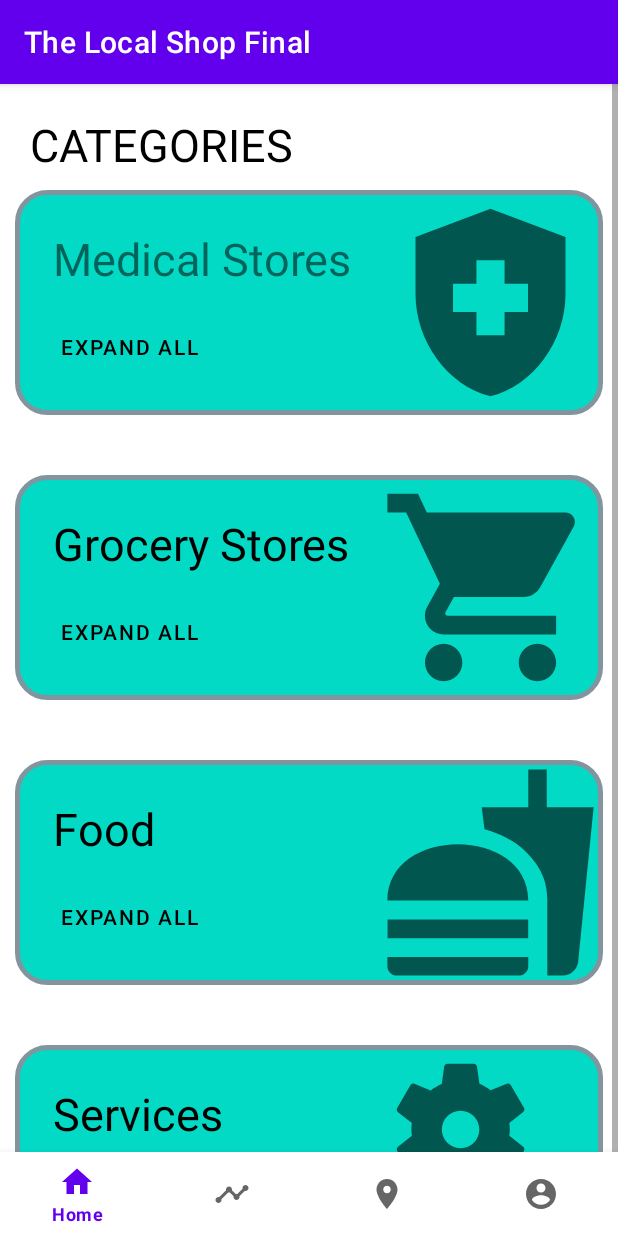
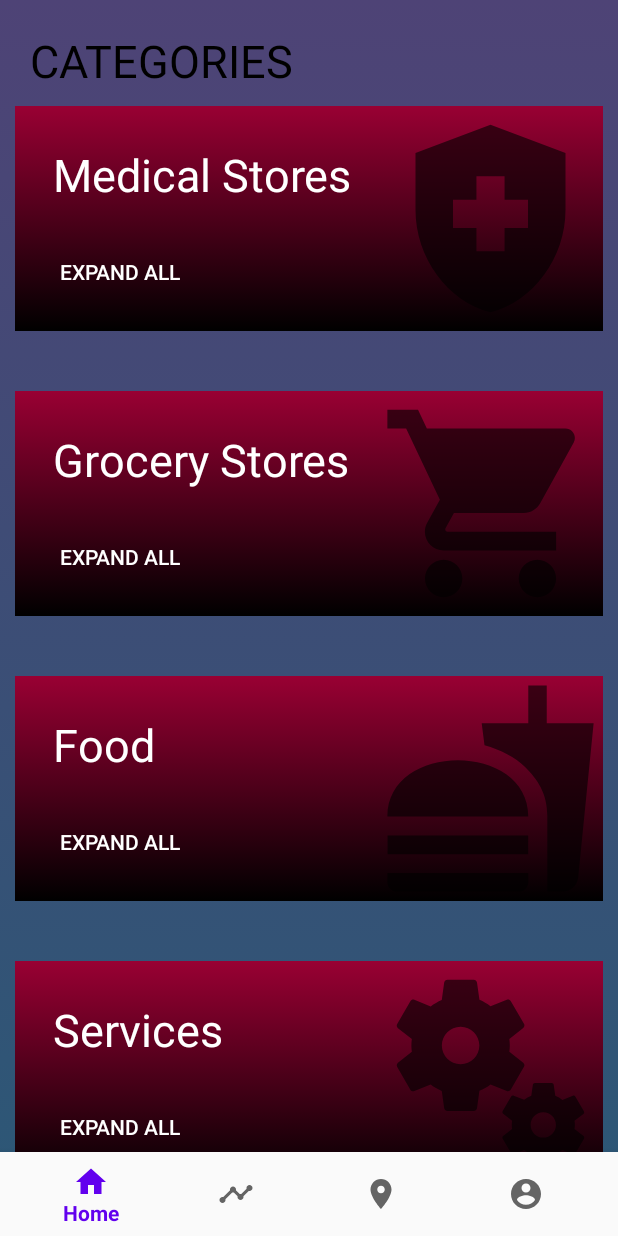
Before and after one commit to chelsi-001011/the-local-shop, an Android app: the MainActivity screen opened directly, with no data from a screen before it, on a phone screen of 412 x 824 dp. Run offline under Robolectric (Android 15) with nearby library versions, the phone set to English and light mode, and no system bars; our stand-ins replace Firebase (no records; nobody signed in at launch, a user with empty details on screens opened directly); Roboto replaces fonts that are not available here.

Commit message:
'gradient'

```diff
--- /dev/null
+++ b/app/src/main/res/drawable/gradientbg2.xml
@@ -0,0 +1,11 @@
+<?xml version="1.0" encoding="utf-8"?>
+<selector xmlns:android="http://schemas.android.com/apk/res/android">
+    <item>
+        <shape>
+            <gradient android:angle="90"
+                android:startColor="#2b5876"
+                android:endColor="#4e4376"
+                android:type="linear"/>
+        </shape>
+    </item>
+</selector>
--- /dev/null
+++ b/app/src/main/res/drawable/gradientbg3.xml
@@ -0,0 +1,11 @@
+<?xml version="1.0" encoding="utf-8"?>
+<selector xmlns:android="http://schemas.android.com/apk/res/android">
+    <item>
+        <shape>
+            <gradient android:angle="90"
+                android:startColor="#000000"
+                android:endColor="#990033"
+                android:type="linear"/>
+        </shape>
+    </item>
+</selector>
--- a/app/src/main/res/layout/activity_edit_details.xml
+++ b/app/src/main/res/layout/activity_edit_details.xml
@@ -2,6 +2,7 @@
 <RelativeLayout xmlns:android="http://schemas.android.com/apk/res/android"
     xmlns:app="http://schemas.android.com/apk/res-auto"
     xmlns:tools="http://schemas.android.com/tools"
+    android:background="@drawable/gradientbg2"
     android:layout_width="match_parent"
     android:layout_height="match_parent"
     tools:context=".EditDetails">
@@ -46,6 +47,8 @@
         android:layout_height="wrap_content"
         android:id="@+id/ChangeButton"
         android:layout_below="@id/ChangeAddress"
+        android:background="@drawable/gradientbg3"
+        android:textColor="@color/white"
         android:text="Change"
         android:textSize="20dp"/>
 </RelativeLayout>
--- a/app/src/main/res/layout/activity_login.xml
+++ b/app/src/main/res/layout/activity_login.xml
@@ -4,7 +4,7 @@
     xmlns:tools="http://schemas.android.com/tools"
     android:layout_width="match_parent"
     android:layout_height="match_parent"
-    android:background="@drawable/wallpaper"
+    android:background="@drawable/gradientbg1"
     tools:context=".Login">
 
     <TextView
@@ -81,6 +81,8 @@
         android:id="@+id/logIn"
         android:layout_width="0dp"
         android:layout_height="wrap_content"
+        android:background="@drawable/gradientbg2"
+        android:textColor="@color/white"
         android:text="Log In"
         android:layout_margin="30dp"
         app:layout_constraintBottom_toBottomOf="parent"
--- a/app/src/main/res/layout/activity_main.xml
+++ b/app/src/main/res/layout/activity_main.xml
@@ -4,6 +4,7 @@
     xmlns:tools="http://schemas.android.com/tools"
     android:layout_width="match_parent"
     android:layout_height="match_parent"
+    android:background="@drawable/gradientbg2"
     tools:context=".MainActivity">
 
     <FrameLayout
@@ -37,18 +38,20 @@
                     android:layout_width="match_parent"
                     android:layout_height="150dp"
                     android:radius="100dp"
-                    android:background="@drawable/layout_bg">
+                    android:background="@drawable/gradientbg3">
+
                     <TextView
                         android:layout_width="wrap_content"
                         android:layout_height="wrap_content"
                         android:text="Medical Stores"
+                        android:textColor="@color/white"
                         android:textSize="30sp"
                         android:padding="25dp"/>
                     <Button
                         android:layout_width="wrap_content"
                         android:layout_height="wrap_content"
                         android:text="Expand all"
-                        android:textColor="@color/black"
+                        android:textColor="@color/white"
                         android:background="#00000000"
                         android:padding="30dp"
                         android:layout_alignParentBottom="true"/>
@@ -64,19 +67,19 @@
                     android:layout_width="match_parent"
                     android:layout_height="150dp"
                     android:layout_marginTop="40dp"
-                    android:background="@drawable/layout_bg">
+                    android:background="@drawable/gradientbg3">
                     <TextView
                         android:layout_width="wrap_content"
                         android:layout_height="wrap_content"
                         android:text="Grocery Stores"
                         android:textSize="30sp"
-                        android:textColor="@color/black"
+                        android:textColor="@color/white"
                         android:padding="25dp"/>
                     <Button
                         android:layout_width="wrap_content"
                         android:layout_height="wrap_content"
                         android:text="Expand all"
-                        android:textColor="@color/black"
+                        android:textColor="@color/white"
                         android:background="#00000000"
                         android:padding="30dp"
                         android:layout_alignParentBottom="true"/>
@@ -92,19 +95,19 @@
                     android:layout_width="match_parent"
                     android:layout_height="150dp"
                     android:layout_marginTop="40dp"
-                    android:background="@drawable/layout_bg">
+                    android:background="@drawable/gradientbg3">
                     <TextView
                         android:layout_width="wrap_content"
                         android:layout_height="wrap_content"
                         android:text="Food"
                         android:textSize="30sp"
-                        android:textColor="@color/black"
+                        android:textColor="@color/white"
                         android:padding="25dp"/>
                     <Button
                         android:layout_width="wrap_content"
                         android:layout_height="wrap_content"
                         android:text="Expand all"
-                        android:textColor="@color/black"
+                        android:textColor="@color/white"
                         android:background="#00000000"
                         android:padding="30dp"
                         android:layout_alignParentBottom="true"/>
@@ -120,19 +123,19 @@
                     android:layout_width="match_parent"
                     android:layout_height="150dp"
                     android:layout_marginTop="40dp"
-                    android:background="@drawable/layout_bg">
+                    android:background="@drawable/gradientbg3">
                     <TextView
                         android:layout_width="wrap_content"
                         android:layout_height="wrap_content"
                         android:text="Services"
                         android:textSize="30sp"
-                        android:textColor="@color/black"
+                        android:textColor="@color/white"
                         android:padding="25dp"/>
                     <Button
                         android:layout_width="wrap_content"
                         android:layout_height="wrap_content"
                         android:text="Expand all"
-                        android:textColor="@color/black"
+                        android:textColor="@color/white"
                         android:background="#00000000"
                         android:padding="30dp"
                         android:layout_alignParentBottom="true"/>
--- a/app/src/main/res/layout/activity_profile.xml
+++ b/app/src/main/res/layout/activity_profile.xml
@@ -3,7 +3,7 @@
     xmlns:app="http://schemas.android.com/apk/res-auto"
     xmlns:tools="http://schemas.android.com/tools"
     android:layout_width="match_parent"
-    android:background="@color/white"
+    android:background="@drawable/gradientbg2"
     android:layout_height="match_parent"
     tools:context=".UserProfile">
 
@@ -54,6 +54,8 @@
         android:layout_height="wrap_content"
         android:layout_above="@id/log_out"
         android:layout_centerHorizontal="true"
+        android:background="@drawable/gradientbg3"
+        android:textColor="@color/white"
         android:text="Edit Details"
         android:layout_marginBottom="8dp"
         android:id="@+id/EditProfile"
@@ -63,6 +65,8 @@
         android:layout_height="wrap_content"
         android:id="@+id/log_out"
         android:text="Sign out"
+        android:background="@drawable/gradientbg3"
+        android:textColor="@color/white"
         android:layout_centerHorizontal="true"
         android:layout_alignParentBottom="true"
         android:layout_marginBottom="20dp" />
--- a/app/src/main/res/layout/activity_register.xml
+++ b/app/src/main/res/layout/activity_register.xml
@@ -4,7 +4,7 @@
     xmlns:tools="http://schemas.android.com/tools"
     android:layout_width="match_parent"
     android:layout_height="match_parent"
-    android:background="@drawable/wallpaper"
+    android:background="@drawable/gradientbg1"
     tools:context=".Register">
 
     <TextView
@@ -28,7 +28,9 @@
         android:layout_width="0dp"
         android:layout_height="wrap_content"
         android:layout_marginHorizontal="30dp"
+        android:background="@drawable/gradientbg2"
         android:text="As Customer"
+        android:textColor="@color/white"
         app:layout_constraintBottom_toBottomOf="parent"
         app:layout_constraintEnd_toEndOf="parent"
         app:layout_constraintStart_toStartOf="parent"
@@ -40,6 +42,8 @@
         android:layout_width="0dp"
         android:layout_height="wrap_content"
         android:layout_marginHorizontal="30dp"
+        android:background="@drawable/gradientbg2"
+        android:textColor="@color/white"
         android:text="AS STORE"
         app:layout_constraintBottom_toBottomOf="parent"
         app:layout_constraintEnd_toEndOf="parent"
--- a/app/src/main/res/layout/activity_register__customer.xml
+++ b/app/src/main/res/layout/activity_register__customer.xml
@@ -4,7 +4,7 @@
     xmlns:tools="http://schemas.android.com/tools"
     android:layout_width="match_parent"
     android:layout_height="match_parent"
-    android:background="@drawable/wallpaper"
+    android:background="@drawable/gradientbg1"
     tools:context=".Register">
 
     <EditText
@@ -120,6 +120,8 @@
         android:layout_height="wrap_content"
         android:layout_margin="30dp"
         android:layout_marginTop="32dp"
+        android:background="@drawable/gradientbg2"
+        android:textColor="@color/white"
         android:text="Register"
         app:layout_constraintBottom_toBottomOf="parent"
         app:layout_constraintEnd_toEndOf="parent"
--- a/app/src/main/res/layout/activity_register__store.xml
+++ b/app/src/main/res/layout/activity_register__store.xml
@@ -4,7 +4,7 @@
     xmlns:tools="http://schemas.android.com/tools"
     android:layout_width="match_parent"
     android:layout_height="match_parent"
-    android:background="@drawable/wallpaper"
+    android:background="@drawable/gradientbg1"
     tools:context=".Register">
 
     <TextView
@@ -132,6 +132,8 @@
         android:layout_height="wrap_content"
         android:layout_margin="30dp"
         android:layout_marginTop="32dp"
+        android:background="@drawable/gradientbg2"
+        android:textColor="@color/white"
         android:text="Register"
         app:layout_constraintBottom_toBottomOf="parent"
         app:layout_constraintEnd_toEndOf="parent"
--- a/app/src/main/res/values/themes.xml
+++ b/app/src/main/res/values/themes.xml
@@ -1,6 +1,6 @@
 <resources xmlns:tools="http://schemas.android.com/tools">
     <!-- Base application theme. -->
-    <style name="Theme.TheLocalShopFinal" parent="Theme.MaterialComponents.DayNight.DarkActionBar">
+    <style name="Theme.TheLocalShopFinal" parent="Theme.AppCompat.Light.NoActionBar">
         <!-- Primary brand color. -->
         <item name="colorPrimary">@color/purple_500</item>
         <item name="colorPrimaryVariant">@color/purple_700</item>
```
Also changed, not shown: app/src/main/res/drawable/gradientbg1.xml (added, +11 -0 lines).
